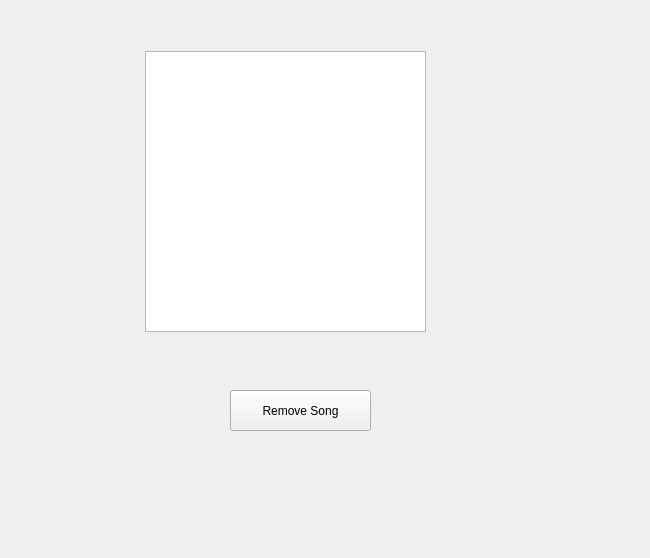
Above: playlistsongswindow.ui from Fatemehasadi86/spotify1 before the change. Below: the same form after it.
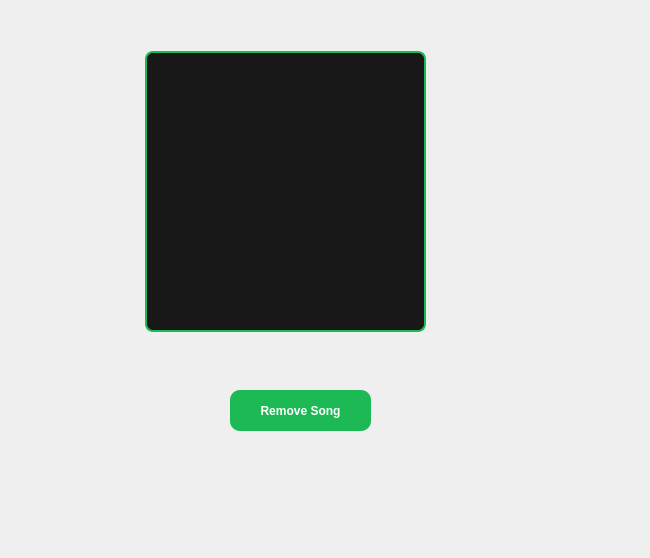
That is the form after the change.

Patch:
```diff
--- a/playlistsongswindow.ui
+++ b/playlistsongswindow.ui
@@ -13,6 +13,53 @@
   <property name="windowTitle">
    <string>Form</string>
   </property>
+  <property name="styleSheet">
+   <string notr="true">QLineEdit{
+    background:#282828;
+    border:2px solid #1DB954;
+    border-radius:8px;
+    color:white;
+    padding:6px;
+} QLabel{
+    color:white;
+    font-weight:bold;
+}  QPushButton{
+    background-color:#1DB954;
+    color:white;
+    border:none;
+    border-radius:10px;
+    padding:8px;
+    font-weight:bold;
+}
+
+QPushButton:hover{
+    background:#1ED760;
+}
+
+QPushButton:pressed{
+    background:#169C46;
+}
+QComboBox{
+    background:#282828;
+    color:white;
+    border:2px solid #1DB954;
+    border-radius:8px;
+    padding:6px;
+} QListWidget{
+    background:#181818;
+    border:2px solid #1DB954;
+    border-radius:8px;
+    color:white;
+}
+
+QListWidget::item{
+    padding:8px;
+}
+
+QListWidget::item:selected{
+    background:#1DB954;
+}</string>
+  </property>
   <widget class="QListWidget" name="listWidget">
    <property name="geometry">
     <rect>
```
